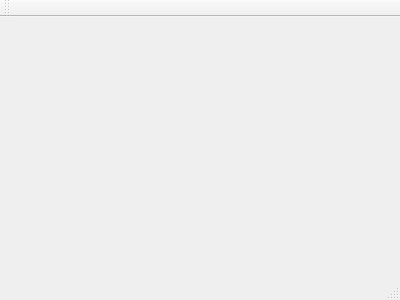
Old version of the form mainwindow.ui in the repository Laikaboss/aroundme.
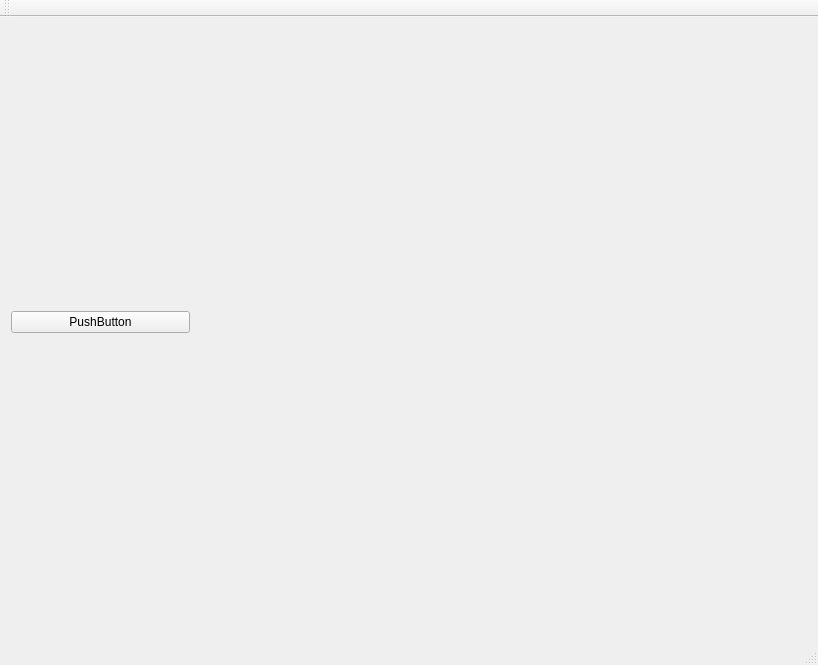
New version of the form.

Diff of the .ui file:
```diff
--- a/mainwindow.ui
+++ b/mainwindow.ui
@@ -1,24 +1,77 @@
 <ui version="4.0">
  <class>MainWindow</class>
- <widget class="QMainWindow" name="MainWindow" >
-  <property name="geometry" >
+ <widget class="QMainWindow" name="MainWindow">
+  <property name="geometry">
    <rect>
     <x>0</x>
     <y>0</y>
-    <width>400</width>
-    <height>300</height>
+    <width>818</width>
+    <height>665</height>
    </rect>
   </property>
-  <property name="windowTitle" >
+  <property name="sizePolicy">
+   <sizepolicy hsizetype="Maximum" vsizetype="Expanding">
+    <horstretch>0</horstretch>
+    <verstretch>100</verstretch>
+   </sizepolicy>
+  </property>
+  <property name="windowTitle">
    <string>MainWindow</string>
   </property>
-  <widget class="QMenuBar" name="menuBar" />
-  <widget class="QToolBar" name="mainToolBar" />
-  <widget class="QWidget" name="centralWidget" />
-  <widget class="QStatusBar" name="statusBar" />
+  <widget class="QWidget" name="centralWidget">
+   <widget class="QWidget" name="verticalLayoutWidget">
+    <property name="geometry">
+     <rect>
+      <x>0</x>
+      <y>0</y>
+      <width>201</width>
+      <height>611</height>
+     </rect>
+    </property>
+    <layout class="QVBoxLayout" name="verticalLayout">
+     <property name="spacing">
+      <number>0</number>
+     </property>
+     <property name="sizeConstraint">
+      <enum>QLayout::SetDefaultConstraint</enum>
+     </property>
+     <item>
+      <widget class="QPushButton" name="pushButton">
+       <property name="sizePolicy">
+        <sizepolicy hsizetype="Minimum" vsizetype="Maximum">
+         <horstretch>0</horstretch>
+         <verstretch>0</verstretch>
+        </sizepolicy>
+       </property>
+       <property name="text">
+        <string>PushButton</string>
+       </property>
+      </widget>
+     </item>
+    </layout>
+   </widget>
+  </widget>
+  <widget class="QMenuBar" name="menuBar">
+   <property name="geometry">
+    <rect>
+     <x>0</x>
+     <y>0</y>
+     <width>818</width>
+     <height>21</height>
+    </rect>
+   </property>
+  </widget>
+  <widget class="QToolBar" name="mainToolBar">
+   <attribute name="toolBarArea">
+    <enum>TopToolBarArea</enum>
+   </attribute>
+   <attribute name="toolBarBreak">
+    <bool>false</bool>
+   </attribute>
+  </widget>
+  <widget class="QStatusBar" name="statusBar"/>
  </widget>
- <layoutDefault spacing="6" margin="11" />
- <pixmapfunction></pixmapfunction>
+ <layoutdefault spacing="6" margin="11"/>
  <resources/>
  <connections/>
 </ui>
```
Left out of the diff: 1 changed line with no effect on the pictures.
